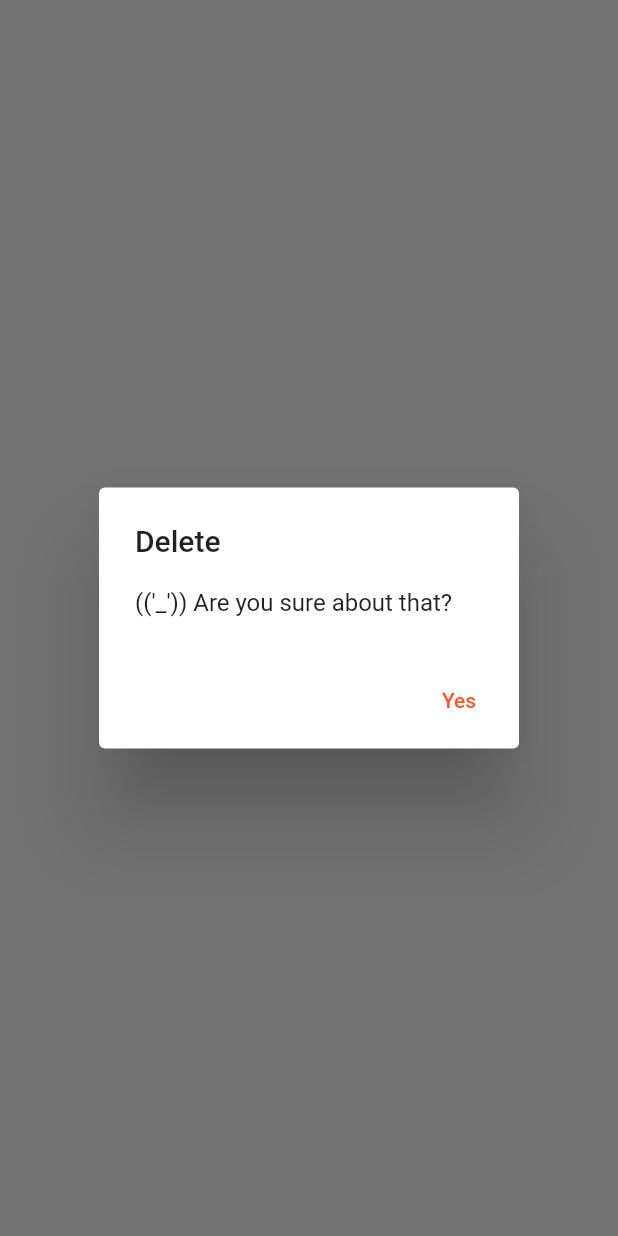
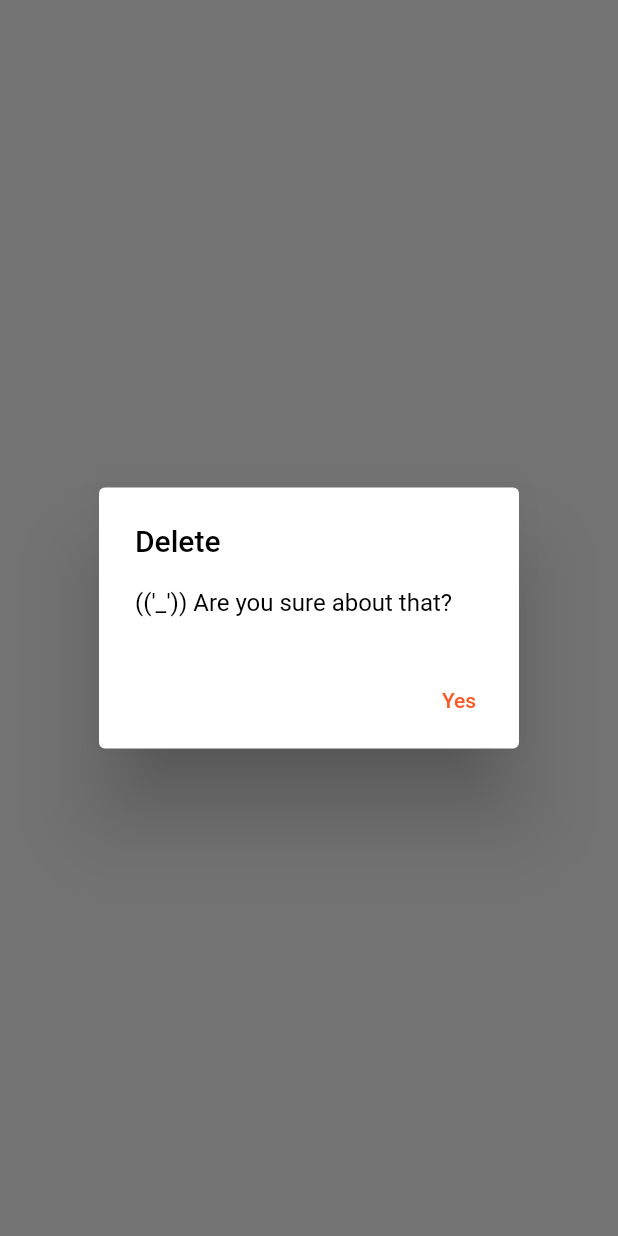
Before and after one commit to snehaljha/flutter-lists, a Flutter app: what deleteDialog() shows on an empty page, opened directly, on a phone screen of 412 x 824 dp. Run offline on Flutter 3.47's test engine with Material 2 defaults, Android fonts, the light colour scheme and no system bars; our stand-ins replace flutter_slidable, moor_flutter, share_plus; generated files the repository leaves out were written again.

Commit message:
added dialogs theme

```diff
--- a/lib/theme/app_colors.dart
+++ b/lib/theme/app_colors.dart
@@ -21,6 +21,10 @@ class AppColors {
   Color tasksTextColor = Colors.black;
   Color tasksBGColor = Colors.white;
 
+  //dialogs
+  Color dialogBG = Colors.white;
+  Color dialogText = Colors.black;
+
   AppColors() {
     var brightness = SchedulerBinding.instance!.window.platformBrightness;
     bool isDark = brightness == Brightness.dark;
@@ -41,6 +45,10 @@ class AppColors {
       textAdderButtonText = Colors.black;
       tasksTextColor = Colors.white70;
       tasksBGColor = Colors.white24;
+
+      //dialogs
+      dialogBG = Colors.white24;
+      dialogText = Colors.white;
     }
   }
 }
--- a/lib/views/dialogs.dart
+++ b/lib/views/dialogs.dart
@@ -1,5 +1,6 @@
 import 'package:flutter/material.dart';
 import 'package:flutter/widgets.dart';
+import 'package:moor_lists/theme/app_theme.dart';
 
 class Dialogs {
   static Future<dynamic> createOrRenameListDialog(bool isNew, BuildContext ct) {
@@ -11,8 +12,13 @@ class Dialogs {
         context: ct,
         builder: (ct) {
           return AlertDialog(
-            title: const Text("List Name"),
+            backgroundColor: AppTheme.colors.dialogBG,
+            title: Text(
+              "List Name",
+              style: TextStyle(color: AppTheme.colors.dialogText),
+            ),
             content: TextField(
+              style: TextStyle(color: AppTheme.colors.dialogText),
               controller: tfController,
             ),
             actions: [
@@ -31,8 +37,15 @@ class Dialogs {
         context: ct,
         builder: (ct) {
           return AlertDialog(
-            title: const Text("Delete"),
-            content: const Text("(('_')) Are you sure about that?"),
+            backgroundColor: AppTheme.colors.dialogBG,
+            title: Text(
+              "Delete",
+              style: TextStyle(color: AppTheme.colors.dialogText),
+            ),
+            content: Text(
+              "(('_')) Are you sure about that?",
+              style: TextStyle(color: AppTheme.colors.dialogText),
+            ),
             actions: [
               TextButton(
                   onPressed: () {
--- a/lib/views/main_page.dart
+++ b/lib/views/main_page.dart
@@ -94,7 +94,7 @@ class _MainPageState extends State<MainPage> {
   }
 
   _createOrRename(BuildContext ct, bool isNew, String origName) {
-    Dialogs.createOrRenameListDialog(true, ct).then((value) {
+    Dialogs.createOrRenameListDialog(isNew, ct).then((value) {
       if (value == null) return;
       String res = value.toString();
       if (res.trim() == '') {
```
